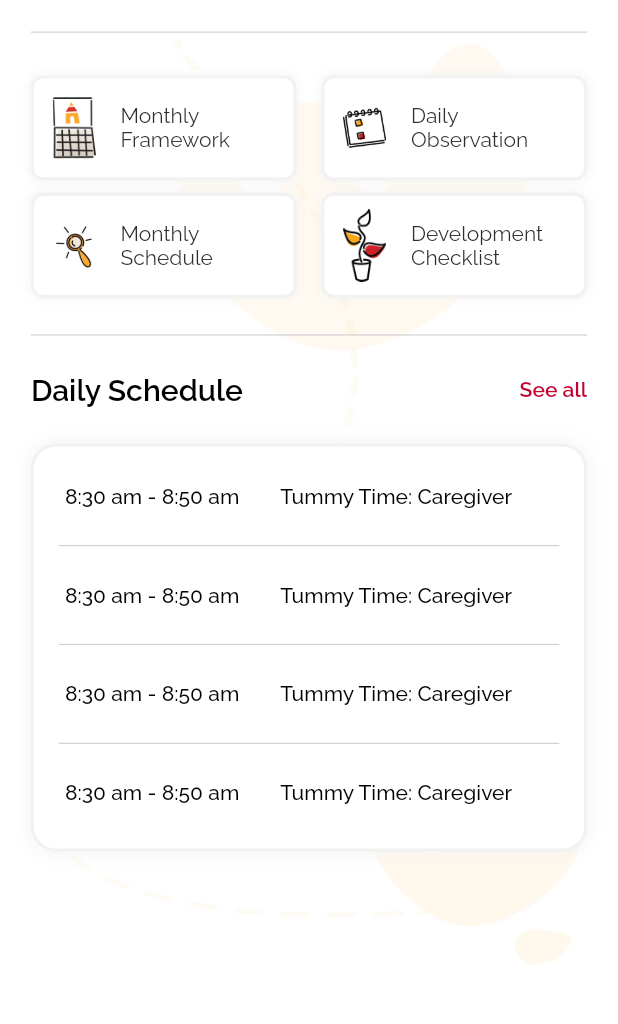
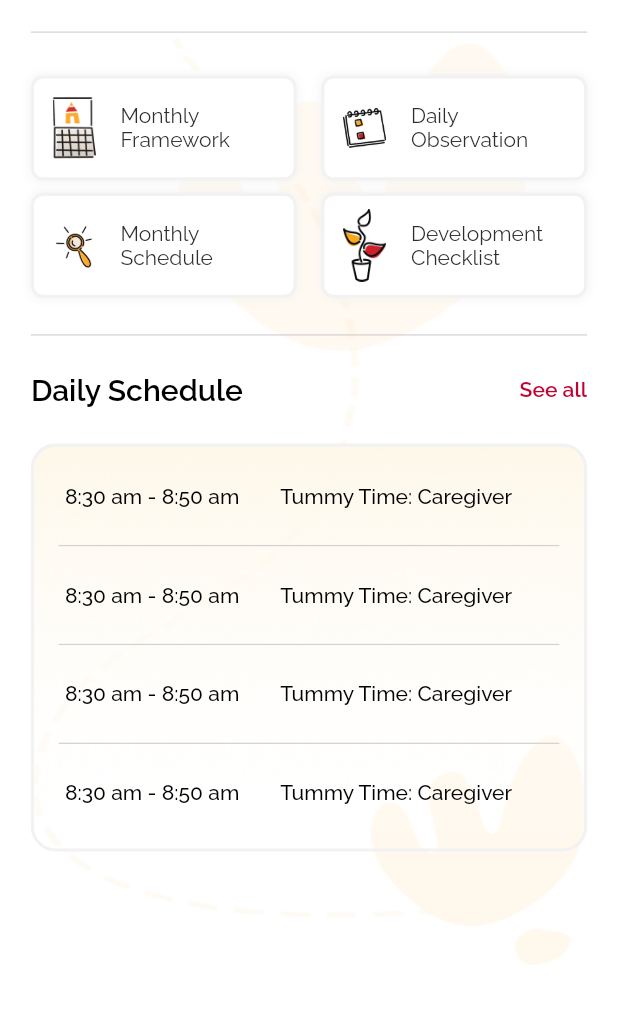
Before and after one commit to App-Jinn-byte/we_skool_app, a Flutter app: the Home screen opened directly, on a phone screen of 412 x 824 dp, the part 76-1100 px from its top. Run offline on Flutter 3.47's test engine with Material 2 defaults, Android fonts, the phone set to English and light mode, and no system bars; our stand-ins replace buttons_tabbar, carousel_slider, dotted_border, fluttertoast, lottie, pin_input_text_field and 2 more; missing offline and left inert: date_time_format, flutter_animated_dialog; accounts and stored records are empty.

Commit message:
Trello Fixes

```diff
--- a/lib/res/assets.dart
+++ b/lib/res/assets.dart
@@ -24,6 +24,9 @@ class Assets {
   static const String wePayments = "assets/png/icon_payment.png";
   static const String weSpecial = "assets/png/icon_special.png";
   static const String logout = "assets/png/logout.png";
+  static const String notificationRead = "assets/png/notificationRead.png";
+  static const String notificationUnRead = "assets/png/notificationUnRead.png";
+  static const String scheduleBackGround = "assets/png/scheduleBackGround.png";
 
 
 
--- a/lib/screens/bottomTab/pages/home/home.dart
+++ b/lib/screens/bottomTab/pages/home/home.dart
@@ -165,19 +165,22 @@ class _HomeState extends State<Home> {
                                 vertical: getHeight() * 0.015),
                             decoration: BoxDecoration(
                               shape: BoxShape.rectangle,
-                              color: AppColors.pureWhiteColor,
+                              image: const DecorationImage(
+                                  image: AssetImage(Assets.scheduleBackGround),
+                                  fit: BoxFit.cover
+                              ),
                               border: Border.all(
                                   color: AppColors.borderColor,
                                   width: getWidth() * 0.005),
                               borderRadius: BorderRadius.circular(
                                 getWidth() * .04,
                               ),
-                              boxShadow: const [
-                                BoxShadow(
-                                    color: AppColors.borderColor,
-                                    blurRadius: 10,
-                                    offset: Offset(0, 0))
-                              ],
+                              // boxShadow: const [
+                              //   BoxShadow(
+                              //       color: AppColors.borderColor,
+                              //       blurRadius: 5,
+                              //       offset: Offset(0, 0))
+                              // ],
                             ),
                             child: ListView.separated(
                               itemCount: 4,
--- a/lib/screens/bottomTab/pages/notification/notification_components.dart
+++ b/lib/screens/bottomTab/pages/notification/notification_components.dart
@@ -30,7 +30,7 @@ class NotificationComponents {
           CircleAvatar(
             backgroundImage: isDataFetched
                 ? NetworkImage(image!)
-                : const AssetImage(Assets.imagePlaceHolder)
+                : const AssetImage(Assets.notificationUnRead)
             as ImageProvider,
             radius: getHeight() * 0.02, // 50.0
             backgroundColor: AppColors.transparentColor,
--- a/lib/screens/development_checklist/development_checklist.dart
+++ b/lib/screens/development_checklist/development_checklist.dart
@@ -44,7 +44,7 @@ class _DevelopmentChecklistState extends State<DevelopmentChecklist> {
           child: SingleChildScrollView(
             child: Column(children: [
               CommonWidgets.appBarIconImageText(
-                  text: "Development Checklist",
+                  text: "Development Check...",
                   image: "",
                   isDataFetched: false,
                   onPressMenu: () {
--- a/lib/screens/development_checklist/development_checklist_components.dart
+++ b/lib/screens/development_checklist/development_checklist_components.dart
@@ -109,12 +109,12 @@ class DevelopmentCheckComponents {
                                       child: (isSelected ?? false)
                                           ? Icon(
                                         Icons.check,
-                                        size: getWidth() * 0.03,
+                                        size: getWidth() * 0.025,
                                         color: Colors.white,
                                       )
                                           : Icon(
                                         Icons.check,
-                                        size: getWidth() * 0.03,
+                                        size: getWidth() * 0.025,
                                         color: Colors.white,
                                       )),
                                   SizedBox(width: getWidth() * 0.02),
```
Also changed, not shown: assets/png/notificationRead.png (added), assets/png/notificationUnRead.png (added), assets/png/scheduleBackGround.png (added).
